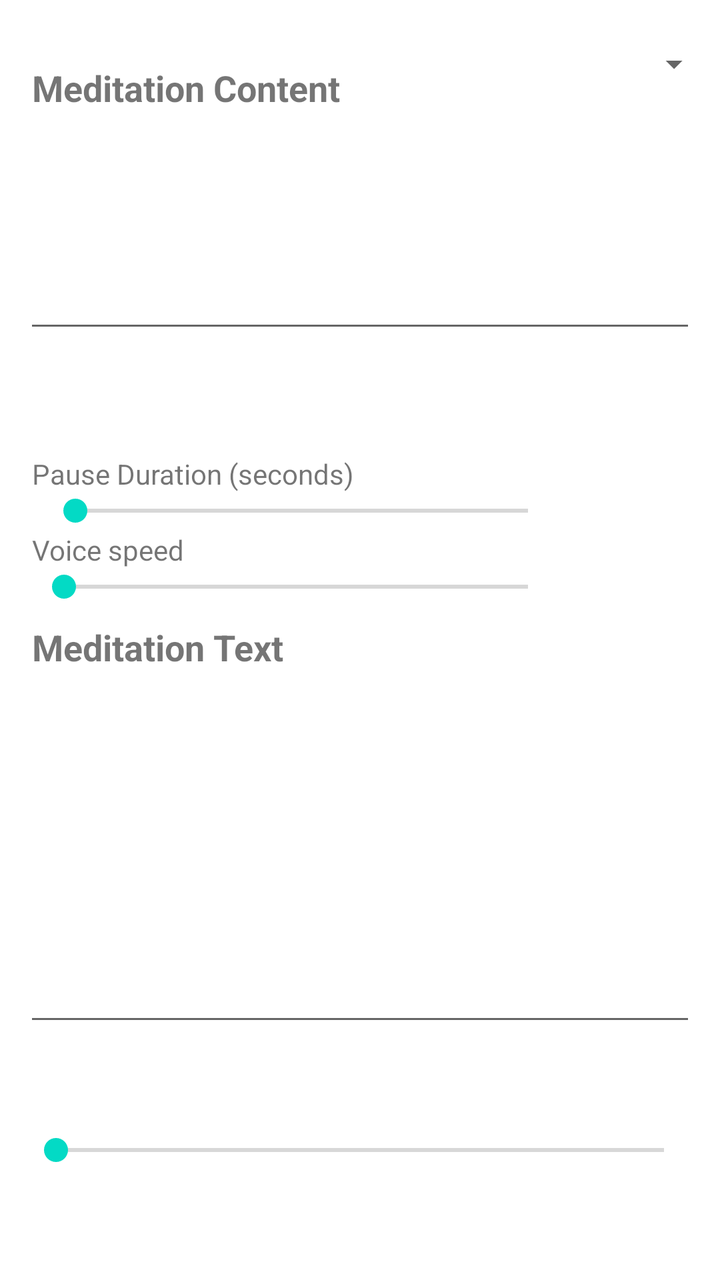
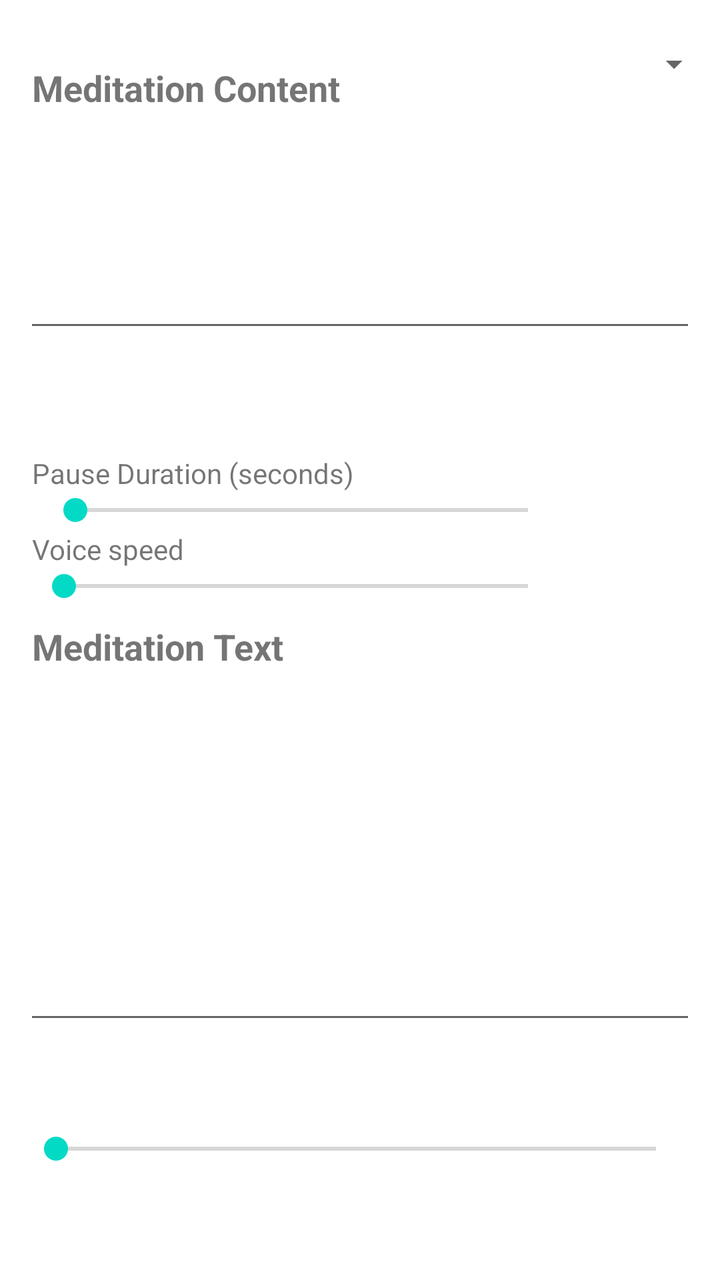

An Android layout rendered at two revisions. The XML below is the earlier revision; the diff shows what the commit changed to produce the second picture.
<!-- AndroidManifest.xml: application theme Theme.MyMeditation -->
<!-- res/layout/fragment_meditation.xml -->
<?xml version="1.0" encoding="utf-8"?>
<LinearLayout xmlns:android="http://schemas.android.com/apk/res/android"
    xmlns:app="http://schemas.android.com/apk/res-auto"
    android:layout_width="match_parent"
    android:layout_height="match_parent"
    android:orientation="vertical"
    android:paddingBottom="?attr/actionBarSize">

    <LinearLayout
        android:id="@+id/meditationContentSection"
        android:layout_width="match_parent"
        android:layout_height="0dp"
        android:layout_weight="0.8"
        android:orientation="vertical">
        <LinearLayout
            android:layout_width="match_parent"
            android:layout_height="wrap_content"
            android:layout_marginStart="@dimen/activity_horizontal_margin"
            android:layout_marginEnd="@dimen/activity_horizontal_margin"
            android:layout_marginTop="@dimen/activity_heading_margin"
            android:gravity="bottom"
            android:orientation="horizontal">
            <TextView
                android:id="@+id/labelMeditationContent"
                android:layout_width="0dp"
                android:layout_height="wrap_content"
                android:layout_weight="1"
                android:labelFor="@id/editTextMeditationContent"
                android:text="@string/label_meditation_content"
                android:textSize="@dimen/text_size_content_heading"
                android:textStyle="bold" />
            <Spinner
                style="@style/Widget.MyMeditation.CompactSpinner"
                android:id="@+id/spinnerPauseGuidance"
                android:layout_marginStart="8dp"
                android:saveEnabled="false"
                android:layout_width="148dp"
                android:layout_height="48dp"
                android:contentDescription="@string/pause_guidance_label"
                android:spinnerMode="dropdown" />
        </LinearLayout>

        <EditText
            android:id="@+id/editTextMeditationContent"
            android:layout_width="match_parent"
            android:layout_height="0dp"
            android:layout_marginStart="@dimen/editText_horizontal_margin"
            android:layout_marginEnd="@dimen/editText_horizontal_margin"
            android:layout_weight="1"
            android:gravity="top"
            android:importantForAutofill="no"
            android:inputType="textMultiLine"
            android:textSize="@dimen/text_size_content" />

    </LinearLayout>

    <Button
        android:id="@+id/buttonCreateMeditation"
        style="@style/Widget.MyMeditation.PageButton"
        android:layout_width="match_parent"
        android:layout_height="wrap_content"
        android:layout_marginStart="@dimen/single_button_horizontal_margin"
        android:layout_marginEnd="@dimen/single_button_horizontal_margin"
        android:text="@string/button_create_meditation" />

    <LinearLayout
        android:id="@+id/speechSettingsSection"
        android:layout_width="match_parent"
        android:layout_height="wrap_content"
        android:orientation="vertical">
        <TextView
            android:layout_width="wrap_content"
            android:layout_height="wrap_content"
            android:layout_marginStart="@dimen/activity_horizontal_margin"
            android:layout_marginEnd="@dimen/activity_horizontal_margin"
            android:layout_marginTop="@dimen/activity_heading_margin"
            android:labelFor="@id/seekBarPauseDuration"
            android:text="@string/label_pause_duration" />

        <LinearLayout
            android:layout_width="match_parent"
            android:layout_height="wrap_content"
            android:layout_marginStart="@dimen/activity_horizontal_margin"
            android:layout_marginEnd="@dimen/activity_horizontal_margin"
            android:orientation="horizontal">

            <SeekBar
                android:id="@+id/seekBarPauseDuration"
                android:layout_width="0px"
                android:layout_height="wrap_content"
                android:layout_weight="1"
                android:indeterminate="false"
                android:max="40"
                android:min="0"
                android:progress="1" />

            <TextView
                android:id="@+id/textPauseDuration"
                android:clickable="true"
                android:focusable="true"
                android:layout_width="64dp"
                android:layout_height="wrap_content"
                android:textAlignment="viewEnd" />
        </LinearLayout>

        <TextView
            android:layout_width="wrap_content"
            android:layout_height="wrap_content"
            android:layout_marginStart="@dimen/activity_horizontal_margin"
            android:text="@string/label_voice_speed" />
        <LinearLayout
            android:layout_width="match_parent"
            android:layout_height="wrap_content"
            android:layout_marginStart="@dimen/activity_horizontal_margin"
            android:layout_marginEnd="@dimen/activity_horizontal_margin"
            android:orientation="horizontal">
            <SeekBar
                android:id="@+id/seekBarVoiceSpeed"
                android:layout_width="0dp"
                android:layout_height="wrap_content"
                android:layout_weight="1"
                android:max="1000" />
            <TextView
                android:id="@+id/textVoiceSpeed"
                android:layout_width="64dp"
                android:layout_height="wrap_content"
                android:clickable="true"
                android:focusable="true"
                android:textAlignment="viewEnd" />
        </LinearLayout>

    </LinearLayout>

    <LinearLayout
        android:id="@+id/meditationTextSection"
        android:layout_width="match_parent"
        android:layout_height="0dp"
        android:layout_weight="1"
        android:orientation="vertical">
        <TextView
            android:layout_width="wrap_content"
            android:layout_height="wrap_content"
            android:layout_marginStart="@dimen/activity_horizontal_margin"
            android:layout_marginEnd="@dimen/activity_horizontal_margin"
            android:layout_marginTop="@dimen/activity_heading_margin"
            android:id="@+id/labelMeditationText"
            android:labelFor="@id/editTextMeditationText"
            android:text="@string/label_meditation_text"
            android:textSize="@dimen/text_size_content_heading"
            android:textStyle="bold" />

        <EditText
            android:id="@+id/editTextMeditationText"
            android:layout_width="match_parent"
            android:layout_height="0dp"
            android:layout_marginStart="@dimen/editText_horizontal_margin"
            android:layout_marginEnd="@dimen/editText_horizontal_margin"
            android:layout_weight="1"
            android:gravity="top"
            android:importantForAutofill="no"
            android:inputType="textMultiLine"
            android:textSize="@dimen/text_size_content" />

    </LinearLayout>

    <LinearLayout
        android:id="@+id/meditationPlaybackSection"
        android:layout_width="match_parent"
        android:layout_height="wrap_content"
        android:orientation="vertical">
        <TextView
            android:id="@+id/textSpeechStatus"
            android:layout_width="match_parent"
            android:layout_height="wrap_content"
            android:layout_marginStart="@dimen/activity_horizontal_margin"
            android:layout_marginEnd="@dimen/activity_horizontal_margin"
            android:padding="0dp"
            android:minHeight="0dp"
            android:includeFontPadding="false"
            android:textSize="12sp"
            android:accessibilityLiveRegion="polite"
            android:maxLines="1"
            android:ellipsize="end"
            android:visibility="gone" />

        <LinearLayout
            android:id="@+id/idlePlaybackActions"
            android:layout_width="match_parent"
            android:layout_height="wrap_content"
            android:layout_marginStart="@dimen/single_button_horizontal_margin"
            android:layout_marginEnd="@dimen/single_button_horizontal_margin"
            android:gravity="center_vertical"
            android:orientation="horizontal">

            <Button
                android:id="@+id/buttonSpeakMeditation"
                style="@style/Widget.MyMeditation.PageButton"
                android:layout_width="0dp"
                android:layout_height="wrap_content"
                android:layout_weight="1"
                android:text="@string/button_speak_meditation" />

        </LinearLayout>

        <LinearLayout
            android:id="@+id/playbackControls"
            android:visibility="gone"
            android:layout_width="match_parent"
            android:layout_height="48dp"
            android:gravity="center"
            android:orientation="horizontal">
            <com.google.android.material.button.MaterialButton
                android:id="@+id/buttonPreviousMeditation"
                style="@style/PlaybackControl"
                app:icon="@drawable/ic_playback_previous"
                android:contentDescription="@string/notification_previous"
                android:tooltipText="@string/notification_previous"
                android:enabled="false" />
            <FrameLayout
                android:layout_width="56dp"
                android:layout_height="48dp">
            <com.google.android.material.button.MaterialButton
                android:id="@+id/buttonResumeMeditation"
                style="@style/PlaybackControl"
                app:icon="@drawable/ic_playback_play"
                android:contentDescription="@string/button_speak_meditation"
                android:tooltipText="@string/button_speak_meditation" />
            <com.google.android.material.button.MaterialButton
                android:id="@+id/buttonPauseMeditation"
                style="@style/PlaybackControl"
                app:icon="@drawable/ic_playback_pause"
                android:contentDescription="@string/button_pause_meditation"
                android:tooltipText="@string/button_pause_meditation"
                android:visibility="gone" />
            </FrameLayout>
            <com.google.android.material.button.MaterialButton
                android:id="@+id/buttonEndMeditation"
                style="@style/PlaybackControl"
                app:icon="@drawable/ic_playback_stop"
                android:contentDescription="@string/button_end_meditation"
                android:tooltipText="@string/button_end_meditation"
                android:enabled="false" />
            <com.google.android.material.button.MaterialButton
                android:id="@+id/buttonNextMeditation"
                style="@style/PlaybackControl"
                app:icon="@drawable/ic_playback_next"
                android:contentDescription="@string/notification_next"
                android:tooltipText="@string/notification_next"
                android:enabled="false" />
        </LinearLayout>

        <SeekBar
            android:id="@+id/seekBarAudio"
            android:layout_width="match_parent"
            android:layout_height="wrap_content"
            android:layout_marginStart="@dimen/editText_horizontal_margin"
            android:layout_marginEnd="@dimen/editText_horizontal_margin"
            android:indeterminate="false"
            android:max="100"
            android:min="0"
            android:progress="0" />

    </LinearLayout>

</LinearLayout>
<!-- resources referenced by this layout -->
<resources>
  <dimen name="activity_heading_margin">8dp</dimen>
  <dimen name="activity_horizontal_margin">16dp</dimen>
  <dimen name="editText_horizontal_margin">12dp</dimen>
  <dimen name="single_button_horizontal_margin">48dp</dimen>
  <dimen name="text_size_content">16sp</dimen>
  <dimen name="text_size_content_heading">18sp</dimen>
  <!-- drawable ic_playback_next (drawable) -->
  <vector xmlns:android="http://schemas.android.com/apk/res/android"
      android:width="24dp" android:height="24dp"
      android:viewportWidth="24" android:viewportHeight="24">
      <path android:fillColor="#FFFFFFFF" android:pathData="M16,5h2v14h-2z M6,5l10,7 -10,7z" />
  </vector>
  <!-- drawable ic_playback_pause (drawable) -->
  <vector xmlns:android="http://schemas.android.com/apk/res/android"
      android:width="24dp" android:height="24dp"
      android:viewportWidth="24" android:viewportHeight="24">
      <path android:fillColor="#FFFFFFFF" android:pathData="M6,5h4v14H6z M14,5h4v14h-4z" />
  </vector>
  <!-- drawable ic_playback_play (drawable) -->
  <vector xmlns:android="http://schemas.android.com/apk/res/android"
      android:width="24dp" android:height="24dp"
      android:viewportWidth="24" android:viewportHeight="24">
      <path android:fillColor="#FFFFFFFF" android:pathData="M8,5v14l11,-7z" />
  </vector>
  <!-- drawable ic_playback_previous (drawable) -->
  <vector xmlns:android="http://schemas.android.com/apk/res/android"
      android:width="24dp" android:height="24dp"
      android:viewportWidth="24" android:viewportHeight="24">
      <path android:fillColor="#FFFFFFFF" android:pathData="M6,5h2v14H6z M18,5v14L8,12z" />
  </vector>
  <!-- drawable ic_playback_stop (drawable) -->
  <vector xmlns:android="http://schemas.android.com/apk/res/android"
      android:width="24dp" android:height="24dp"
      android:viewportWidth="24" android:viewportHeight="24">
      <path android:fillColor="#FFFFFFFF" android:pathData="M6,6h12v12H6z" />
  </vector>
  <string name="button_create_meditation">Create Meditation</string>
  <string name="button_end_meditation">End meditation</string>
  <string name="button_pause_meditation">Pause Meditation</string>
  <string name="button_speak_meditation">Speak Meditation</string>
  <string name="label_meditation_content">Meditation Content</string>
  <string name="label_meditation_text">Meditation Text</string>
  <string name="label_pause_duration">Pause Duration (seconds)</string>
  <string name="label_voice_speed">Voice speed</string>
  <string name="notification_next">Next</string>
  <string name="notification_previous">Previous</string>
  <string name="pause_guidance_label">Pauses in new meditations</string>
  <style name="Widget.MyMeditation.PageButton" parent="Widget.MaterialComponents.Button">
          <item name="android:textAllCaps">true</item>
      </style>
  <!-- drawable compact_spinner_background (drawable) -->
  <layer-list xmlns:android="http://schemas.android.com/apk/res/android">
      <item android:drawable="?attr/selectableItemBackground" />
      <item android:drawable="@drawable/compact_spinner_arrow"
          android:width="10dp" android:height="10dp"
          android:gravity="end|center_vertical" android:end="2dp" />
  </layer-list>
  <color name="purple_500">#FF6200EE</color>
  <color name="purple_700">#FF3700B3</color>
  <color name="white">#FFFFFFFF</color>
  <color name="teal_200">#FF03DAC5</color>
  <color name="teal_700">#FF018786</color>
  <color name="black">#FF000000</color>
  <!-- drawable compact_spinner_arrow (drawable) -->
  <vector xmlns:android="http://schemas.android.com/apk/res/android"
      android:width="10dp" android:height="10dp"
      android:viewportWidth="12" android:viewportHeight="12">
      <path android:fillColor="?attr/colorControlNormal" android:pathData="M1,4 L6,9 L11,4 Z" />
  </vector>
  <!-- unchanged entries left out for length: 3 -->
</resources>

<!-- the commit's change to res/layout/fragment_meditation.xml (unified diff, before → after) -->
@@ -249,16 +249,34 @@
                 android:enabled="false" />
         </LinearLayout>
 
-        <SeekBar
-            android:id="@+id/seekBarAudio"
+        <LinearLayout
             android:layout_width="match_parent"
             android:layout_height="wrap_content"
             android:layout_marginStart="@dimen/editText_horizontal_margin"
             android:layout_marginEnd="@dimen/editText_horizontal_margin"
-            android:indeterminate="false"
-            android:max="100"
-            android:min="0"
-            android:progress="0" />
+            android:gravity="center_vertical"
+            android:orientation="horizontal">
+
+            <SeekBar
+                android:id="@+id/seekBarAudio"
+                android:layout_width="0dp"
+                android:layout_height="wrap_content"
+                android:layout_weight="1"
+                android:indeterminate="false"
+                android:max="100"
+                android:min="0"
+                android:progress="0" />
+
+            <TextView
+                android:id="@+id/textSentencePosition"
+                android:layout_width="wrap_content"
+                android:layout_height="wrap_content"
+                android:fontFeatureSettings="tnum"
+                android:gravity="end|center_vertical"
+                android:textDirection="ltr"
+                android:paddingStart="4dp"
+                android:singleLine="true" />
+        </LinearLayout>
 
     </LinearLayout>
 
